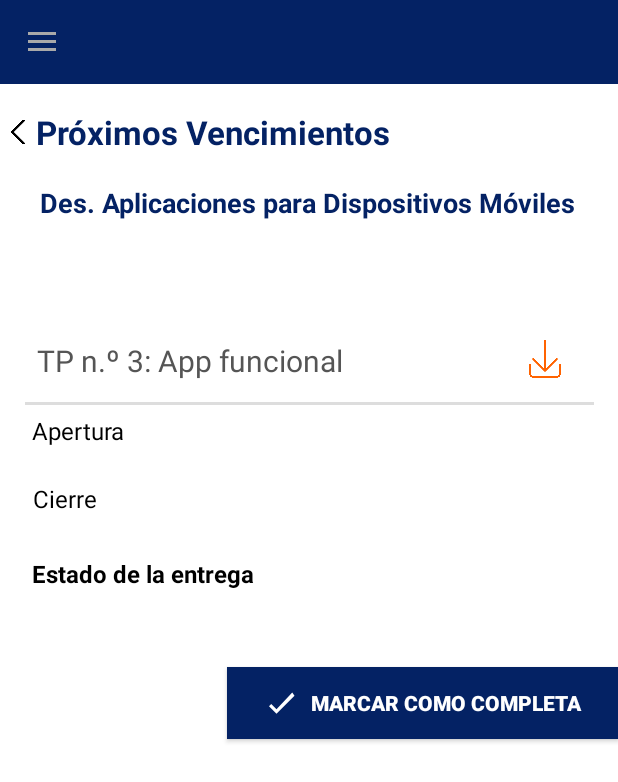
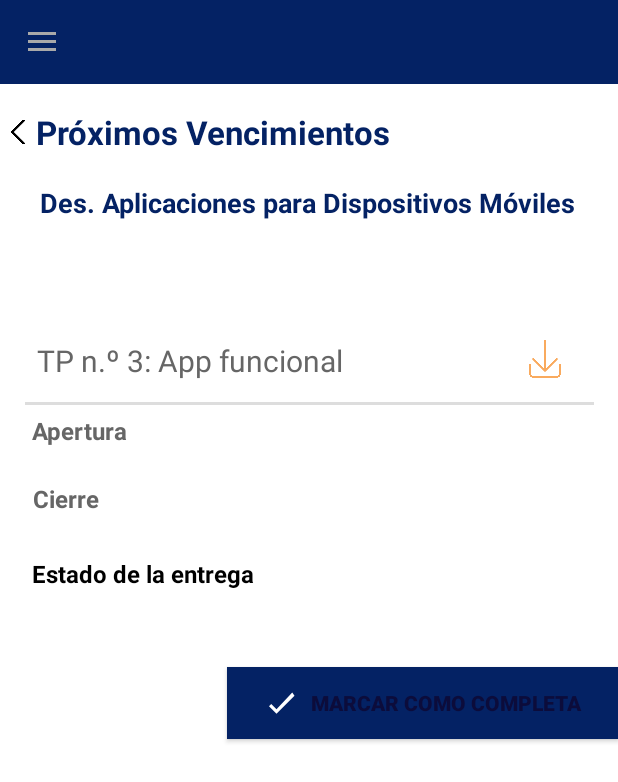
Before and after one commit to juan4450/TPfinal-Mobile, an Android app built with Jetpack Compose: the DetalleVencimientoActivity screen opened directly, with no data from a screen before it, on a phone screen of 412 x 824 dp. Shown: the top 782 px of the screen. Run offline under Robolectric (Android 15) with nearby library versions, the phone set to English and light mode, and no system bars.

Commit message:
Correccion de colores

```diff
--- a/app/src/main/java/com/example/tpfinalmobile/DetalleMateriaActivity.kt
+++ b/app/src/main/java/com/example/tpfinalmobile/DetalleMateriaActivity.kt
@@ -71,7 +71,7 @@ class DetalleMateriaActivity : AppCompatActivity(), NavigationView.OnNavigationI
             btnVerVencimientos.setOnClickListener {
                 val intent = Intent(this, DetalleVencimientoActivity::class.java)
                 intent.putExtra("materia", materia)
-                intent.putExtra("usuario", usuario) // ✅ Pasar el nombre de usuario
+                intent.putExtra("usuario", usuario)
                 startActivity(intent)
             }
 
--- a/app/src/main/res/layout/activity_detalle_materia.xml
+++ b/app/src/main/res/layout/activity_detalle_materia.xml
@@ -103,7 +103,7 @@
                         android:layout_height="wrap_content"
                         android:layout_weight="1"
                         android:text="@string/vencimiento_titulo"
-                        android:textColor="@android:color/white"
+                        android:textColor="@color/textButtonColor"
                         android:textSize="17sp"
                         android:textStyle="bold" />
 
@@ -179,7 +179,7 @@
                         android:layout_height="wrap_content"
                         android:layout_weight="1"
                         android:text="@string/calificaciones_titulo"
-                        android:textColor="@android:color/white"
+                        android:textColor="@color/textButtonColor"
                         android:textSize="17sp"
                         android:textStyle="bold" />
 
@@ -247,7 +247,7 @@
                         android:layout_height="wrap_content"
                         android:layout_weight="1"
                         android:text="@string/presentismo_titulo"
-                        android:textColor="@android:color/white"
+                        android:textColor="@color/textButtonColor"
                         android:textSize="17sp"
                         android:textStyle="bold" />
 
--- a/app/src/main/res/layout/activity_detalle_vencimiento.xml
+++ b/app/src/main/res/layout/activity_detalle_vencimiento.xml
@@ -69,7 +69,7 @@
             android:layout_height="29dp"
             android:layout_marginTop="52dp"
             android:text="@string/vencimiento_tp"
-            android:textColor="@color/textSecondary"
+            android:textColor="@color/grisOscuro"
             android:textSize="20sp"
             app:layout_constraintEnd_toStartOf="@id/ivDescargar"
             app:layout_constraintHorizontal_bias="0.481"
@@ -102,8 +102,9 @@
             android:layout_height="37dp"
             android:layout_marginTop="24dp"
             android:text="@string/vencimiento_apertura"
-            android:textColor="@color/black"
+            android:textColor="@color/grisOscuro"
             android:textSize="16sp"
+            android:textStyle="bold"
             app:layout_constraintEnd_toEndOf="parent"
             app:layout_constraintStart_toStartOf="parent"
             app:layout_constraintTop_toBottomOf="@id/ivDescargar" />
@@ -114,8 +115,9 @@
             android:layout_height="38dp"
             android:layout_marginTop="8dp"
             android:text="@string/vencimiento_cierre"
-            android:textColor="@color/black"
+            android:textColor="@color/grisOscuro"
             android:textSize="16sp"
+            android:textStyle="bold"
             app:layout_constraintEnd_toEndOf="parent"
             app:layout_constraintStart_toStartOf="parent"
             app:layout_constraintTop_toBottomOf="@id/tvApertura" />
@@ -138,16 +140,15 @@
             android:layout_width="wrap_content"
             android:layout_height="wrap_content"
             android:layout_marginTop="28dp"
-            android:layout_marginBottom="16dp"
             android:background="@drawable/bg_boton_redondeado_naranja"
             android:drawableStart="@drawable/ic_check"
             android:drawablePadding="8dp"
+            android:paddingHorizontal="24dp"
+            android:paddingVertical="12dp"
             android:text="@string/marcar_como_completa"
             android:textAllCaps="true"
-            android:textColor="@android:color/white"
+            android:textColor="@color/textButtonColor"
             android:textStyle="bold"
-            android:paddingHorizontal="24dp"
-            android:paddingVertical="12dp"
             app:layout_constraintEnd_toEndOf="parent"
             app:layout_constraintTop_toBottomOf="@id/tvEstadoEntrega" />
 
--- a/app/src/main/res/layout/activity_home.xml
+++ b/app/src/main/res/layout/activity_home.xml
@@ -22,9 +22,9 @@
         android:layout_height="match_parent"
         android:layout_gravity="start"
         android:fitsSystemWindows="true"
-        app:menu="@menu/activity_home_drawer"
         app:headerLayout="@layout/nav_header_home"
+        app:itemIconTint="@drawable/navigation_icon_color"
         app:itemTextAppearance="@style/MenuTextStyle"
-        app:itemIconTint="@drawable/navigation_icon_color" />
+        app:menu="@menu/activity_home_drawer" />
 
 </androidx.drawerlayout.widget.DrawerLayout>
--- a/app/src/main/res/layout/activity_profile.xml
+++ b/app/src/main/res/layout/activity_profile.xml
@@ -219,7 +219,7 @@
             android:layout_marginTop="152dp"
             android:backgroundTint="@color/button"
             android:text="@string/profile_changePassword"
-            android:textColor="@color/white"
+            android:textColor="@color/textButtonColor"
             app:cornerRadius="24dp"
             app:layout_constraintStart_toStartOf="parent"
             app:layout_constraintTop_toBottomOf="@id/tvEstado" />
--- a/app/src/main/res/layout/app_bar_home.xml
+++ b/app/src/main/res/layout/app_bar_home.xml
@@ -72,12 +72,13 @@
             app:tint="@color/orange_star"/>
 
         <TextView
-            android:layout_width="wrap_content"
+            android:layout_width="108dp"
             android:layout_height="wrap_content"
             android:layout_marginStart="8dp"
             android:text="Asistencias"
+            android:textColor="@color/grisOscuro"
             android:textSize="18sp"
-            android:textStyle="bold"/>
+            android:textStyle="bold" />
     </LinearLayout>
 
     <androidx.recyclerview.widget.RecyclerView
--- a/app/src/main/res/layout/item_asistencia.xml
+++ b/app/src/main/res/layout/item_asistencia.xml
@@ -17,11 +17,11 @@
         <TextView
             android:id="@+id/tvFecha"
             android:layout_width="0dp"
+            android:layout_height="wrap_content"
             android:layout_weight="1"
-            android:layout_height="wrap_content"
             android:text="04/03"
-            android:textSize="14sp"
-            android:textColor="@color/black"/>
+            android:textColor="@color/grisOscuro"
+            android:textSize="18sp" />
 
         <ImageView
             android:id="@+id/ivAsistencia"
--- a/app/src/main/res/layout/item_calificacion.xml
+++ b/app/src/main/res/layout/item_calificacion.xml
@@ -19,8 +19,8 @@
             android:layout_height="wrap_content"
             android:layout_weight="0.5"
             android:text="Primer Parcial"
-            android:textSize="18sp"
-            android:textColor="#333333" />
+            android:textColor="@color/grisOscuro"
+            android:textSize="18sp" />
 
         <TextView
             android:id="@+id/tvNota"
--- a/app/src/main/res/values/colors.xml
+++ b/app/src/main/res/values/colors.xml
@@ -16,11 +16,12 @@
     <color name="grisOscuro">#666666</color>
     <color name="success">#34C759</color>
     <color name="error">#B3261E</color>
-    <color name="button">#FF6301</color>
-    <color name="colorMateria1">#FF6301</color>
-    <color name="colorMateria2">#FF6301</color>
-    <color name="colorMateria3">#FF6301</color>
-    <color name="colorMateria4">#FF6301</color>
+    <color name="button">#f9aa5e</color>
+    <color name="colorMateria1">#f9aa5e</color>
+    <color name="colorMateria2">#f9aa5e</color>
+    <color name="colorMateria3">#f9aa5e</color>
+    <color name="colorMateria4">#f9aa5e</color>
+    <color name="textButtonColor">#0c0c3b</color>
     <color name="header_color_default">#0D1B54</color>
     <color name="progressBar">#FF6301</color>
     <color name="colorGreen">#009688</color>
```
Also changed, not shown: app/src/main/res/layout/activity_calificacion.xml (+11 -11 lines), app/src/main/res/layout/activity_main.xml (+6 -4 lines), app/src/main/res/layout/activity_vencimientos.xml (+4 -4 lines), app/src/main/res/layout/item_vencimiento.xml (+6 -6 lines), app/src/main/res/layout/view_progress_item.xml (deleted, +0 -31 lines).
